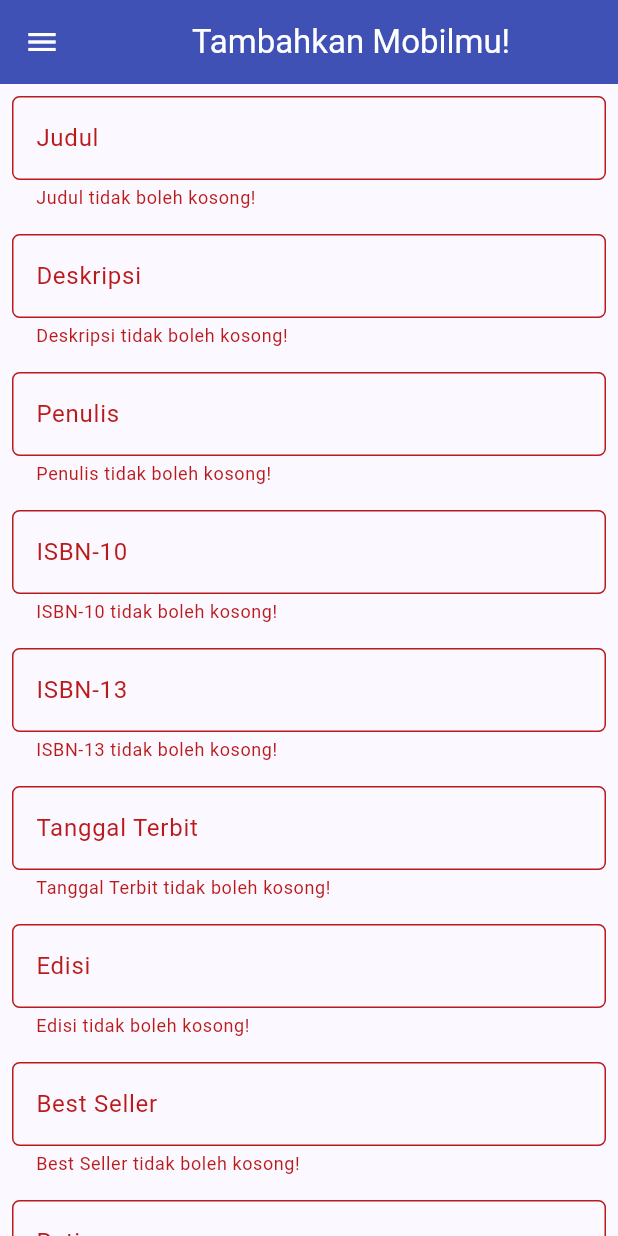
After one commit to PBP-B07/TK-PAS, a Flutter app: the ShopFormPage screen opened directly, after a tap on "Save", on a phone screen of 412 x 824 dp. The commit adds this screen. Run offline on Flutter 3.47's test engine with Material 3 defaults, Android fonts, the phone set to English and light mode, and no system bars; missing offline and left inert: pbp_django_auth; network calls fail.

Commit message:
3/4 done modul catalogue

```diff
--- /dev/null
+++ b/lib/catalogue/screen/add_form.dart
@@ -0,0 +1,345 @@
+import 'dart:convert';
+
+import 'package:flutter/material.dart';
+import 'package:ulasbuku/homepage/screens/drawer.dart';
+import 'package:ulasbuku/homepage/screens/homepage.dart';
+import 'package:pbp_django_auth/pbp_django_auth.dart';
+import 'package:provider/provider.dart';
+
+
+class ShopFormPage extends StatefulWidget {
+  const ShopFormPage({super.key});
+
+  @override
+  State<ShopFormPage> createState() => _ShopFormPageState();
+}
+
+class _ShopFormPageState extends State<ShopFormPage> {
+  final _formKey = GlobalKey<FormState>();
+  String _title = "";
+  String _description = "";
+  String _author = "";
+  String _isbn10 = "";
+  String _isbn13 = "";
+  String _publishDate = "";
+  int _edition = 0;
+  String _bestSeller = "";
+  double _rating = 0;
+  String _category = "";
+
+  @override
+  Widget build(BuildContext context) {
+    final request = context.watch<CookieRequest>();
+
+    return Scaffold(
+      appBar: AppBar(
+        title: const Center(
+          child: Text('Tambahkan Mobilmu!'),
+        ),
+        backgroundColor: Colors.indigo,
+        foregroundColor: Colors.white,
+      ),
+      drawer: const LeftDrawer(), // Add the pre-made drawer here
+      body: Form(
+        key: _formKey,
+        child: SingleChildScrollView(
+          child: Column(
+            crossAxisAlignment: CrossAxisAlignment.start,
+            children: [
+              Padding(
+                padding: const EdgeInsets.all(8.0),
+                child: TextFormField(
+                  decoration: InputDecoration(
+                    hintText: "Judul",
+                    labelText: "Judul",
+                    border: OutlineInputBorder(
+                      borderRadius: BorderRadius.circular(5.0),
+                    ),
+                  ),
+                  onChanged: (String? value) {
+                    setState(() {
+                      _title = value!;
+                    });
+                  },
+                  validator: (String? value) {
+                    if (value == null || value.isEmpty) {
+                      return "Judul tidak boleh kosong!";
+                    }
+                    return null;
+                  },
+                ),
+              ),
+              Padding(
+                padding: const EdgeInsets.all(8.0),
+                child: TextFormField(
+                  decoration: InputDecoration(
+                    hintText: "Deskripsi",
+                    labelText: "Deskripsi",
+                    border: OutlineInputBorder(
+                      borderRadius: BorderRadius.circular(5.0),
+                    ),
+                  ),
+                  onChanged: (String? value) {
+                    setState(() {
+                      _description = value!;
+                    });
+                  },
+                  validator: (String? value) {
+                    if (value == null || value.isEmpty) {
+                      return "Deskripsi tidak boleh kosong!";
+                    }
+                    return null;
+                  },
+                ),
+              ),
+              Padding(
+                padding: const EdgeInsets.all(8.0),
+                child: TextFormField(
+                  decoration: InputDecoration(
+                    hintText: "Penulis",
+                    labelText: "Penulis",
+                    border: OutlineInputBorder(
+                      borderRadius: BorderRadius.circular(5.0),
+                    ),
+                  ),
+                  onChanged: (String? value) {
+                    setState(() {
+                      _author = value!;
+                    });
+                  },
+                  validator: (String? value) {
+                    if (value == null || value.isEmpty) {
+                      return "Penulis tidak boleh kosong!";
+                    }
+                    return null;
+                  },
+                ),
+              ),
+              Padding(
+                padding: const EdgeInsets.all(8.0),
+                child: TextFormField(
+                  decoration: InputDecoration(
+                    hintText: "ISBN-10",
+                    labelText: "ISBN-10",
+                    border: OutlineInputBorder(
+                      borderRadius: BorderRadius.circular(5.0),
+                    ),
+                  ),
+                  onChanged: (String? value) {
+                    setState(() {
+                      _isbn10 = value!;
+                    });
+                  },
+                  validator: (String? value) {
+                    if (value == null || value.isEmpty) {
+                      return "ISBN-10 tidak boleh kosong!";
+                    }
+                    return null;
+                  },
+                ),
+              ),
+              Padding(
+                padding: const EdgeInsets.all(8.0),
+                child: TextFormField(
+                  decoration: InputDecoration(
+                    hintText: "ISBN-13",
+                    labelText: "ISBN-13",
+                    border: OutlineInputBorder(
+                      borderRadius: BorderRadius.circular(5.0),
+                    ),
+                  ),
+                  onChanged: (String? value) {
+                    setState(() {
+                      _isbn13 = value!;
+                    });
+                  },
+                  validator: (String? value) {
+                    if (value == null || value.isEmpty) {
+                      return "ISBN-13 tidak boleh kosong!";
+                    }
+                    return null;
+                  },
+                ),
+              ),
+              Padding(
+                padding: const EdgeInsets.all(8.0),
+                child: TextFormField(
+                  decoration: InputDecoration(
+                    hintText: "Tanggal Terbit",
+                    labelText: "Tanggal Terbit",
+                    border: OutlineInputBorder(
+                      borderRadius: BorderRadius.circular(5.0),
+                    ),
+                  ),
+                  onChanged: (String? value) {
+                    setState(() {
+                      _publishDate = value!;
+                    });
+                  },
+                  validator: (String? value) {
+                    if (value == null || value.isEmpty) {
+                      return "Tanggal Terbit tidak boleh kosong!";
+                    }
+                    return null;
+                  },
+                ),
+              ),
+              Padding(
+                padding: const EdgeInsets.all(8.0),
+                child: TextFormField(
+                  decoration: InputDecoration(
+                    hintText: "Edisi",
+                    labelText: "Edisi",
+                    border: OutlineInputBorder(
+                      borderRadius: BorderRadius.circular(5.0),
+                    ),
+                  ),
+                  onChanged: (String? value) {
+                    setState(() {
+                      _edition = int.parse(value!);
+                    });
+                  },
+                  validator: (String? value) {
+                    if (value == null || value.isEmpty) {
+                      return "Edisi tidak boleh kosong!";
+                    }
+                    if (int.tryParse(value) == null) {
+                      return "Edisi harus berupa angka!";
+                    }
+                    return null;
+                  },
+                ),
+              ),
+              Padding(
+                padding: const EdgeInsets.all(8.0),
+                child: TextFormField(
+                  decoration: InputDecoration(
+                    hintText: "Best Seller",
+                    labelText: "Best Seller",
+                    border: OutlineInputBorder(
+                      borderRadius: BorderRadius.circular(5.0),
+                    ),
+                  ),
+                  onChanged: (String? value) {
+                    setState(() {
+                      _bestSeller = value!;
+                    });
+                  },
+                  validator: (String? value) {
+                    if (value == null || value.isEmpty) {
+                      return "Best Seller tidak boleh kosong!";
+                    }
+                    return null;
+                  },
+                ),
+              ),
+              Padding(
+                padding: const EdgeInsets.all(8.0),
+                child: TextFormField(
+                  decoration: InputDecoration(
+                    hintText: "Rating",
+                    labelText: "Rating",
+                    border: OutlineInputBorder(
+                      borderRadius: BorderRadius.circular(5.0),
+                    ),
+                  ),
+                  onChanged: (String? value) {
+                    setState(() {
+                      _rating = double.parse(value!);
+                    });
+                  },
+                  validator: (String? value) {
+                    if (value == null || value.isEmpty) {
+                      return "Rating tidak boleh kosong!";
+                    }
+                    if (double.tryParse(value) == null) {
+                      return "Rating harus berupa angka!";
+                    }
+                    return null;
+                  },
+                ),
+              ),
+              Padding(
+                padding: const EdgeInsets.all(8.0),
+                child: TextFormField(
+                  decoration: InputDecoration(
+                    hintText: "Kategori",
+                    labelText: "Kategori",
+                    border: OutlineInputBorder(
+                      borderRadius: BorderRadius.circular(5.0),
+                    ),
+                  ),
+                  onChanged: (String? value) {
+                    setState(() {
+                      _category = value!;
+                    });
+                  },
+                  validator: (String? value) {
+                    if (value == null || value.isEmpty) {
+                      return "Kategori tidak boleh kosong!";
+                    }
+                    return null;
+                  },
+                ),
+              ),
+              Align(
+                alignment: Alignment.bottomCenter,
+                child: Padding(
+                  padding: const EdgeInsets.all(8.0),
+                  child: ElevatedButton(
+                    style: ButtonStyle(
+                      backgroundColor: MaterialStateProperty.all(Colors.indigo),
+                    ),
+                    onPressed: () async {
+                      if (_formKey.currentState!.validate()) {
+                        // Kirim ke Django dan tunggu respons
+                        // TODO: Ganti URL dan jangan lupa tambahkan trailing slash (/) di akhir URL!
+                        final response = await request.postJson(
+                          //"https://muhammad-farrel21-tugas.pbp.cs.ui.ac.id/create-flutter/"
+                          "http://127.0.0.1:8000/catalogue/create-flutter/",
+                          jsonEncode(<String, dynamic>{
+                            'title': _title,
+                            'description': _description,
+                            'author': _author,
+                            'isbn10': _isbn10,
+                            'isbn13': _isbn13,
+                            'publish_date': _publishDate,
+                            'edition': _edition,
+                            'best_seller': _bestSeller,
+                            'rating': _rating,
+                            'category': _category,
+                            // TODO: Sesuaikan field data sesuai dengan aplikasimu
+                          }),
+                        );
+                        if (response['status'] == 'success') {
+                          ScaffoldMessenger.of(context)
+                              .showSnackBar(const SnackBar(
+                            content: Text("Produk baru berhasil disimpan!"),
+                          ));
+                          Navigator.pushReplacement(
+                            context,
+                            MaterialPageRoute(builder: (context) => MyHomePage()),
+                          );
+                        } else {
+                          ScaffoldMessenger.of(context)
+                              .showSnackBar(const SnackBar(
+                            content:
+                                Text("Terdapat kesalahan, silakan coba lagi."),
+                          ));
+                        }
+                      }
+                    },
+                    child: const Text(
+                      "Save",
+                      style: TextStyle(color: Colors.white),
+                    ),
+                  ),
+                ),
+              ),
+            ],
+          ),
+        ),
+      ),
+    );
+  }
+}
--- a/lib/login/register.dart
+++ b/lib/login/register.dart
@@ -117,8 +117,8 @@ class _RegistrationPageState extends State<RegistrationPage> {
 
                       final response = await http.post(
 
-                        //Uri.parse('http://localhost:8000/auth/register/'),
-                        Uri.parse('https://ulasbuku-b07-tk.pbp.cs.ui.ac.id/auth/register/'),
+                        Uri.parse('http://localhost:8000/auth/register/'),
+                        //Uri.parse('https://ulasbuku-b07-tk.pbp.cs.ui.ac.id/auth/register/'),
                         body: {
                           'username': username,
                           'password': password,
```
Also changed, not shown: lib/catalogue/models/product.dart (+12 -31 lines), lib/catalogue/screen/catalogue.dart (+86 -11 lines), lib/login/login.dart (+6 -6 lines).
